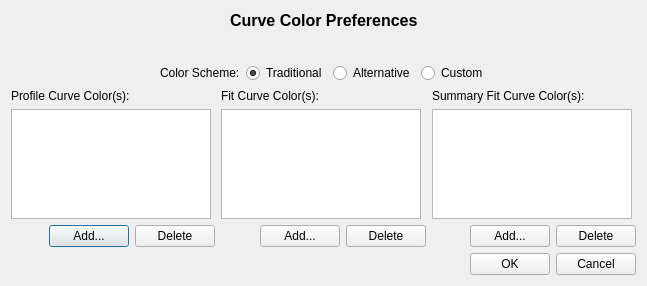
Qt form code/display/QtPlotter/ColorSummaryWidget.ui (radio-astro/casa) before a commit.
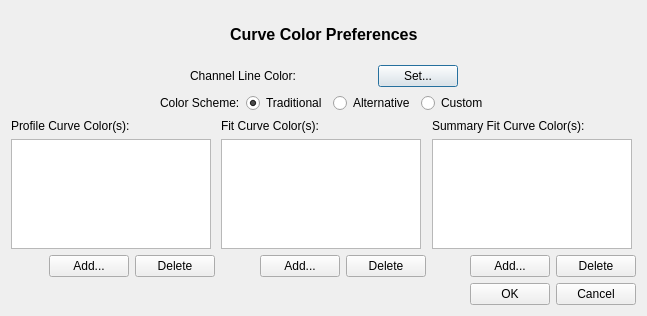
The same form after that commit.

Commit message: 1.  Work on a dialog for specifying initial Gaussian estimates through the use     of sliders in the Profiler 2.  Implemented a vertical line that follows movie axis as it is played in     the main panel of the Viewer (as per task list) 3.  Fixed defect where y-axis title was not showing up in the viewer.

What changed in the file:
```diff
--- a/code/display/QtPlotter/ColorSummaryWidget.ui
+++ b/code/display/QtPlotter/ColorSummaryWidget.ui
@@ -7,7 +7,7 @@
     <x>0</x>
     <y>0</y>
     <width>647</width>
-    <height>286</height>
+    <height>316</height>
    </rect>
   </property>
   <property name="windowTitle">
@@ -59,17 +59,61 @@
     </layout>
    </item>
    <item>
-    <spacer name="verticalSpacer">
+    <layout class="QHBoxLayout" name="horizontalLayout_8">
+     <item>
+      <spacer name="horizontalSpacer_6">
      <property name="orientation">
-      <enum>Qt::Vertical</enum>
+        <enum>Qt::Horizontal</enum>
      </property>
      <property name="sizeHint" stdset="0">
       <size>
-       <width>20</width>
-       <height>2</height>
+         <width>40</width>
+         <height>20</height>
       </size>
      </property>
     </spacer>
+     </item>
+     <item>
+      <widget class="QLabel" name="channelLineLabel">
+       <property name="text">
+        <string>&lt;font color='black'&gt;Channel Line Color:&lt;/font&gt;</string>
+       </property>
+      </widget>
+     </item>
+     <item>
+      <widget class="QLabel" name="channelLineColorLabel">
+       <property name="minimumSize">
+        <size>
+         <width>70</width>
+         <height>0</height>
+        </size>
+       </property>
+       <property name="text">
+        <string> </string>
+       </property>
+      </widget>
+     </item>
+     <item>
+      <widget class="QPushButton" name="channelLineColorButton">
+       <property name="text">
+        <string>Set...</string>
+       </property>
+      </widget>
+     </item>
+     <item>
+      <spacer name="horizontalSpacer_10">
+       <property name="orientation">
+        <enum>Qt::Horizontal</enum>
+       </property>
+       <property name="sizeHint" stdset="0">
+        <size>
+         <width>40</width>
+         <height>20</height>
+        </size>
+       </property>
+      </spacer>
+     </item>
+    </layout>
    </item>
    <item>
     <layout class="QHBoxLayout" name="horizontalLayout_6">
```
Lines whose indentation alone changed are shown as unchanged. The commit also changes 70 other files.
